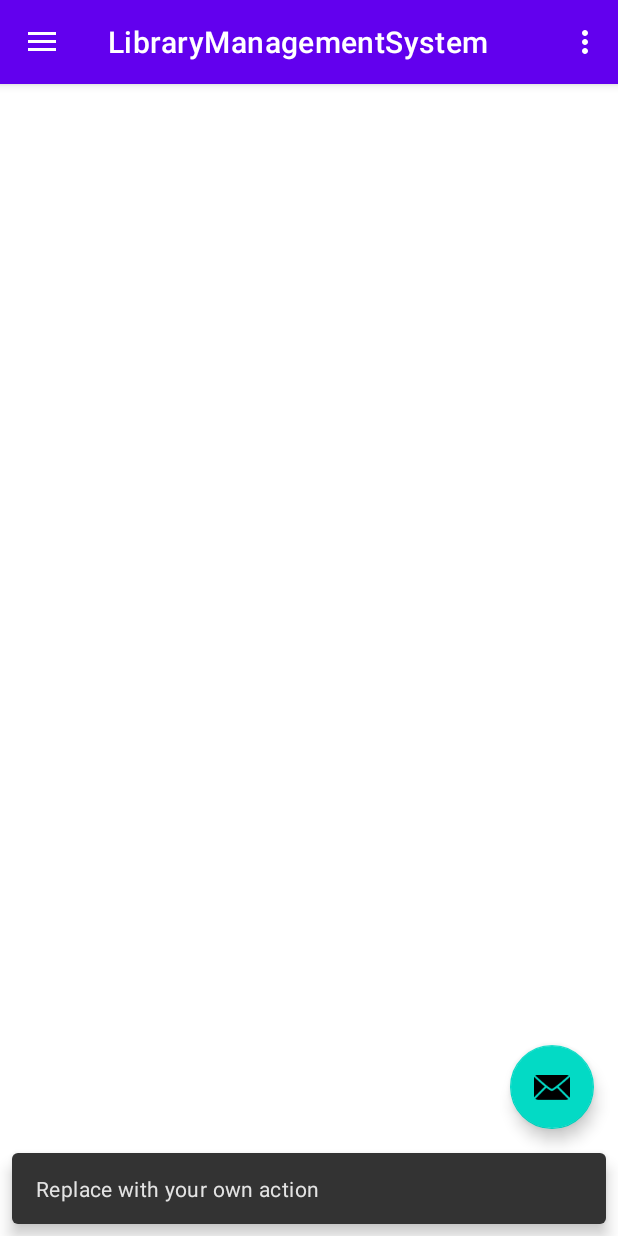
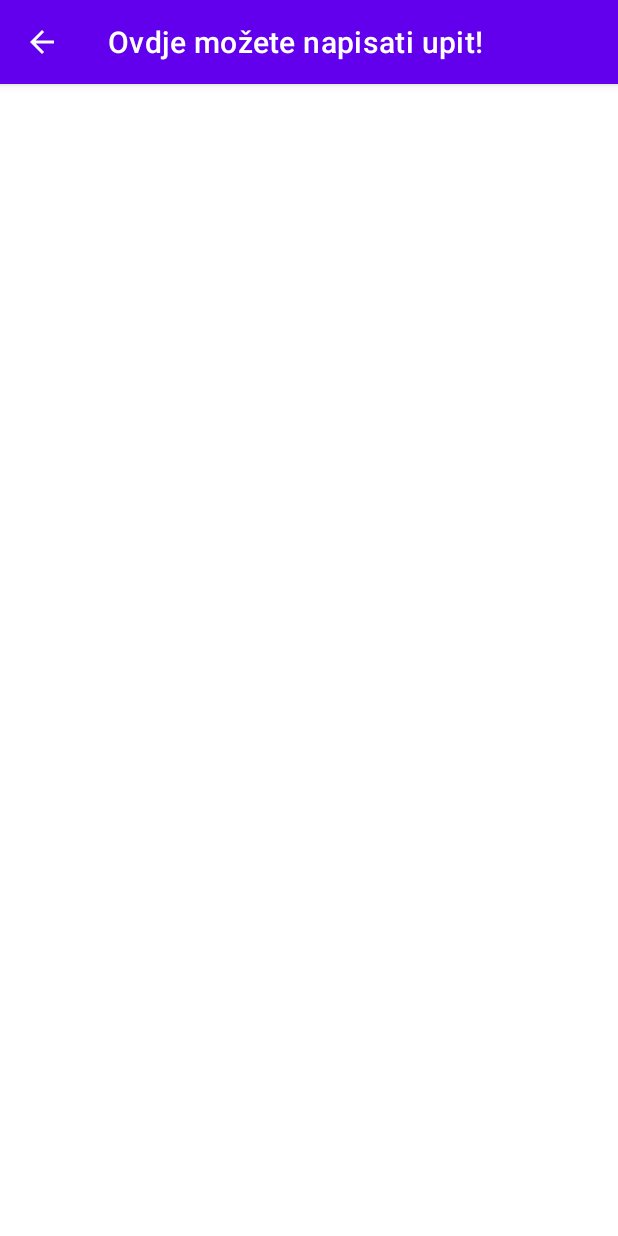
Before and after one commit to Dominik277/LibraryManagementSystem, an Android app: the screen it shows after launch (MainActivity before the commit, FABActivity after it), after a tap on an icon or button, on a phone screen of 412 x 824 dp. Run offline under Robolectric (Android 15) with nearby library versions, the phone set to English and light mode, and no system bars; our stand-ins replace navigation-ui.

Commit message:
Implementirano da se prilikom klika na floatina action button otvori nova aktivnost.

```diff
--- a/app/src/main/java/hr/dominik/library/MainActivity.java
+++ b/app/src/main/java/hr/dominik/library/MainActivity.java
@@ -22,6 +22,7 @@ import hr.dominik.library.draweraktivnosti.BioKemijaActivity;
 import hr.dominik.library.draweraktivnosti.ElektronikaActivity;
 import hr.dominik.library.draweraktivnosti.ElektrotehnikaActivity;
 import hr.dominik.library.draweraktivnosti.EnergetikaActivity;
+import hr.dominik.library.draweraktivnosti.FABActivity;
 import hr.dominik.library.draweraktivnosti.FizikalnaKemijaActivity;
 import hr.dominik.library.draweraktivnosti.HardverActivity;
 import hr.dominik.library.draweraktivnosti.MrezeIProtokoliActivity;
@@ -51,8 +52,7 @@ public class MainActivity extends AppCompatActivity implements NavigationView.On
         fab.setOnClickListener(new View.OnClickListener() {
             @Override
             public void onClick(View view) {
-                Snackbar.make(view, "Replace with your own action", Snackbar.LENGTH_LONG)
-                        .setAction("Action", null).show();
+                openNewActivity(fab);
             }
         });
 
@@ -132,4 +132,10 @@ public class MainActivity extends AppCompatActivity implements NavigationView.On
         }
         return false;
     }
+
+    private void openNewActivity(View view){
+        Intent intent = new Intent(MainActivity.this, FABActivity.class);
+        startActivity(intent);
+    }
+
 }
--- /dev/null
+++ b/app/src/main/java/hr/dominik/library/draweraktivnosti/FABActivity.java
@@ -0,0 +1,17 @@
+package hr.dominik.library.draweraktivnosti;
+
+import androidx.appcompat.app.AppCompatActivity;
+import hr.dominik.library.R;
+
+import android.os.Bundle;
+
+public class FABActivity extends AppCompatActivity {
+
+    @Override
+    protected void onCreate(Bundle savedInstanceState) {
+        super.onCreate(savedInstanceState);
+        setContentView(R.layout.activity_f_a_b);
+
+        getSupportActionBar().setDisplayHomeAsUpEnabled(true);
+    }
+}
--- /dev/null
+++ b/app/src/main/res/layout/activity_f_a_b.xml
@@ -0,0 +1,9 @@
+<?xml version="1.0" encoding="utf-8"?>
+<androidx.constraintlayout.widget.ConstraintLayout xmlns:android="http://schemas.android.com/apk/res/android"
+    xmlns:app="http://schemas.android.com/apk/res-auto"
+    xmlns:tools="http://schemas.android.com/tools"
+    android:layout_width="match_parent"
+    android:layout_height="match_parent"
+    tools:context=".draweraktivnosti.FABActivity">
+
+</androidx.constraintlayout.widget.ConstraintLayout>
--- a/app/src/main/res/layout/app_bar_main.xml
+++ b/app/src/main/res/layout/app_bar_main.xml
@@ -26,6 +26,7 @@
         android:layout_height="wrap_content"
         android:layout_gravity="bottom|end"
         android:layout_margin="@dimen/fab_margin"
+        android:onClick="openNewActivity"
         app:srcCompat="@android:drawable/ic_dialog_email" />
 
     <include layout="@layout/content_main" />
```
Also changed, not shown: app/src/main/AndroidManifest.xml (+34 -15 lines).
